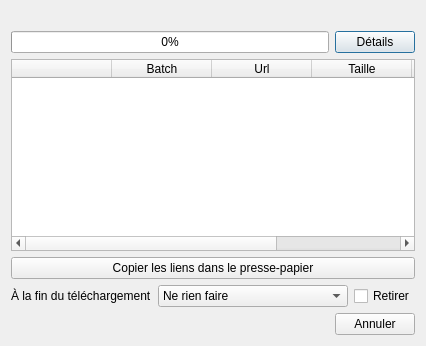
XanderMld/imgbrd-grabber, file ui/batchwindow.ui: the form before one commit.
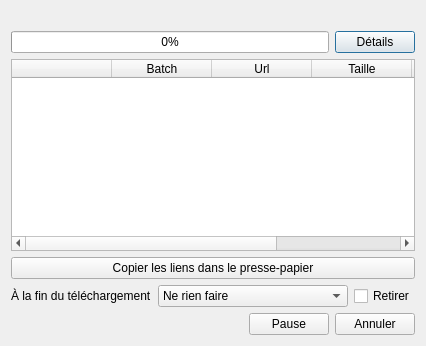
The form after the commit. Icons and pictures are not drawn.

Patch:
```diff
--- a/ui/batchwindow.ui
+++ b/ui/batchwindow.ui
@@ -183,7 +183,7 @@
     </widget>
    </item>
    <item row="4" column="0" colspan="3">
-    <layout class="QHBoxLayout" name="horizontalLayout" stretch="1,1,0">
+    <layout class="QHBoxLayout" name="horizontalLayout" stretch="1,1,0,0">
      <item>
       <widget class="QLabel" name="labelImages">
        <property name="text">
@@ -198,6 +198,13 @@
        </property>
       </widget>
      </item>
+     <item>
+      <widget class="QPushButton" name="buttonPause">
+       <property name="text">
+        <string>Pause</string>
+       </property>
+      </widget>
+     </item>
      <item>
       <widget class="QPushButton" name="cancelButton">
        <property name="text">
```
Left out of the diff: 26 changed lines with no effect on the pictures.
